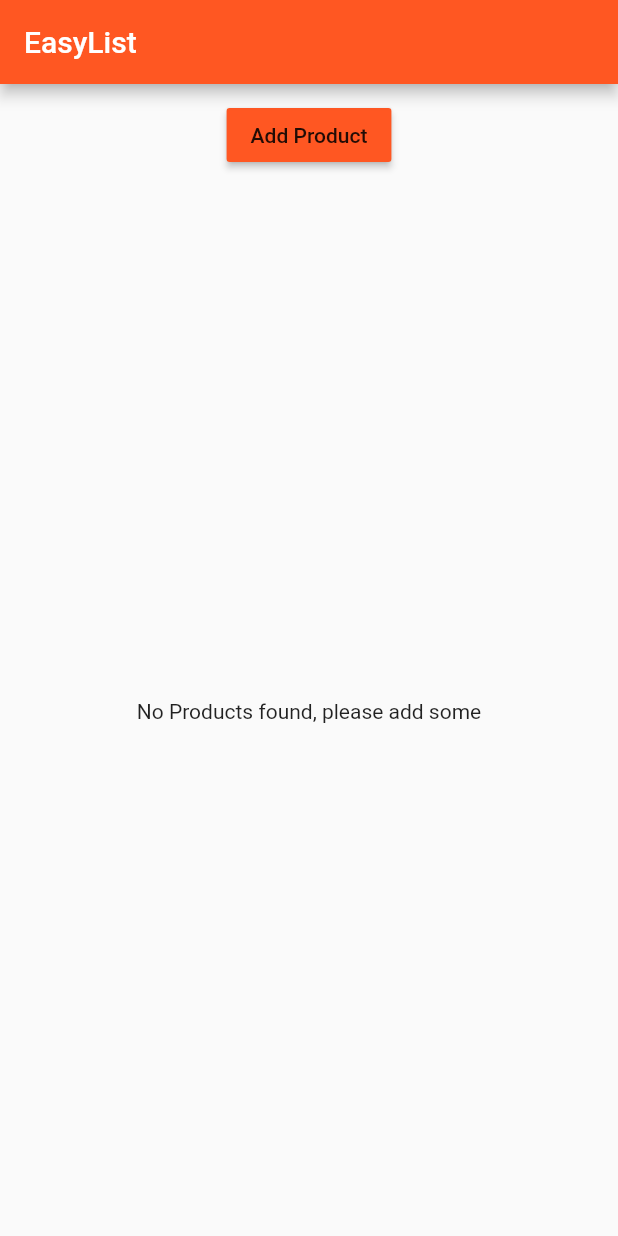
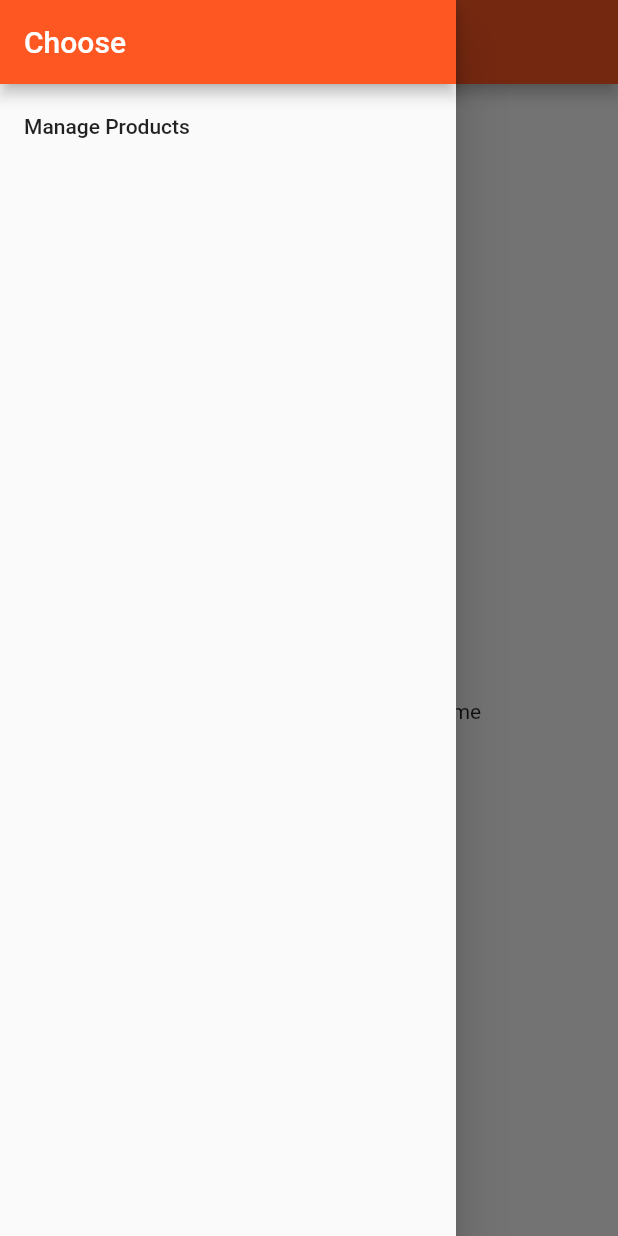
Before and after one commit to nthock/flutter_course, a Flutter app: the screen it shows after launch, with the side drawer open (before the commit the screen has no drawer), on a phone screen of 412 x 824 dp. Run offline on Flutter 3.47's test engine with Material 2 defaults, Android fonts, the phone set to English and light mode, and no system bars.

Commit message:
Add navigation

```diff
--- a/lib/main.dart
+++ b/lib/main.dart
@@ -1,6 +1,8 @@
 import 'package:flutter/material.dart';
 
-import './pages/home.dart';
+import './pages/auth.dart';
+import './pages/products_admin.dart';
+import './pages/products.dart';
 
 void main() => runApp(MyApp());
 
@@ -12,7 +14,11 @@ class MyApp extends StatelessWidget {
           brightness: Brightness.light,
           primarySwatch: Colors.deepOrange,
           accentColor: Colors.deepPurple),
-      home: HomePage(),
+      // home: AuthPage(),
+      routes: {
+        '/': (BuildContext context) => ProductsPage(),
+        '/admin': (BuildContext context) => ProductsAdminPage(),
+      },
     );
   }
 }
--- a/lib/pages/home.dart
+++ /dev/null
@@ -1,15 +0,0 @@
-import 'package:flutter/material.dart';
-
-import '../product_manager.dart';
-
-class HomePage extends StatelessWidget {
-  @override
-  Widget build(BuildContext context) {
-    return Scaffold(
-      appBar: AppBar(
-        title: Text('EasyList'),
-      ),
-      body: ProductManager(),
-    );
-  }
-}
--- /dev/null
+++ b/lib/pages/products.dart
@@ -0,0 +1,30 @@
+import 'package:flutter/material.dart';
+
+import '../product_manager.dart';
+import './products_admin.dart';
+
+class ProductsPage extends StatelessWidget {
+  @override
+  Widget build(BuildContext context) {
+    return Scaffold(
+      drawer: Drawer(
+        child: Column(
+          children: <Widget>[
+            AppBar(
+              automaticallyImplyLeading: false,
+              title: Text('Choose'),
+            ),
+            ListTile(
+              title: Text('Manage Products'),
+              onTap: () => Navigator.pushReplacementNamed(context, '/admin'),
+            )
+          ],
+        ),
+      ),
+      appBar: AppBar(
+        title: Text('EasyList'),
+      ),
+      body: ProductManager(),
+    );
+  }
+}
--- a/lib/product_manager.dart
+++ b/lib/product_manager.dart
@@ -38,6 +38,12 @@ class _ProductManagerState extends State<ProductManager> {
     });
   }
 
+  void _deleteProduct(int index) {
+    setState(() {
+      _products.removeAt(index);
+    });
+  }
+
   @override
   Widget build(BuildContext context) {
     return Column(
@@ -46,7 +52,7 @@ class _ProductManagerState extends State<ProductManager> {
           margin: EdgeInsets.all(10.0),
           child: ProductControl(_addProduct),
         ),
-        Expanded(child: Products(_products))
+        Expanded(child: Products(_products, deleteProduct: _deleteProduct))
       ],
     );
   }
--- a/lib/products.dart
+++ b/lib/products.dart
@@ -4,8 +4,9 @@ import './pages/product.dart';
 
 class Products extends StatelessWidget {
   final List<Map<String, String>> products;
+  final Function deleteProduct;
 
-  Products(this.products);
+  Products(this.products, {this.deleteProduct});
 
   Widget _buildProductItem(BuildContext context, int index) {
     return Card(
@@ -16,13 +17,17 @@ class Products extends StatelessWidget {
           ButtonBar(alignment: MainAxisAlignment.center, children: <Widget>[
             FlatButton(
               child: Text('Details'),
-              onPressed: () => Navigator.push(
+              onPressed: () => Navigator.push<bool>(
                     context,
                     MaterialPageRoute(
                       builder: (BuildContext context) => ProductPage(
                           products[index]['title'], products[index]['image']),
                     ),
-                  ),
+                  ).then((bool value) {
+                    if (value) {
+                      deleteProduct(index);
+                    }
+                  }),
             )
           ])
         ],
```
Also changed, not shown: lib/pages/auth.dart (added, +25 -0 lines), lib/pages/product.dart (+11 -3 lines), lib/pages/product_create.dart (added, +10 -0 lines), lib/pages/product_list.dart (added, +10 -0 lines), lib/pages/products_admin.dart (added, +49 -0 lines), 1 other file.
